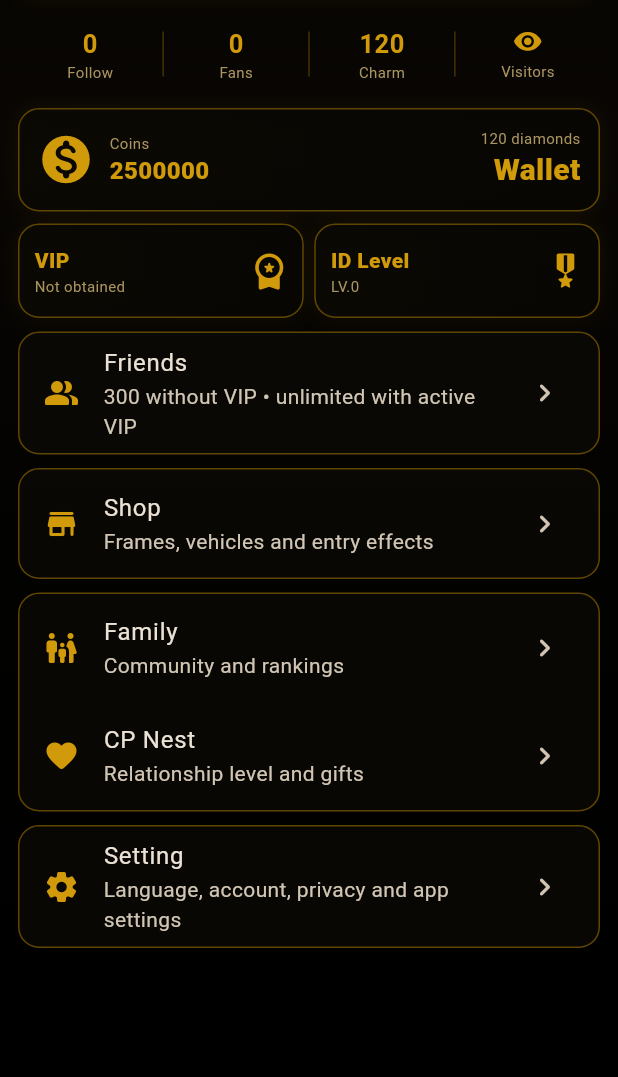
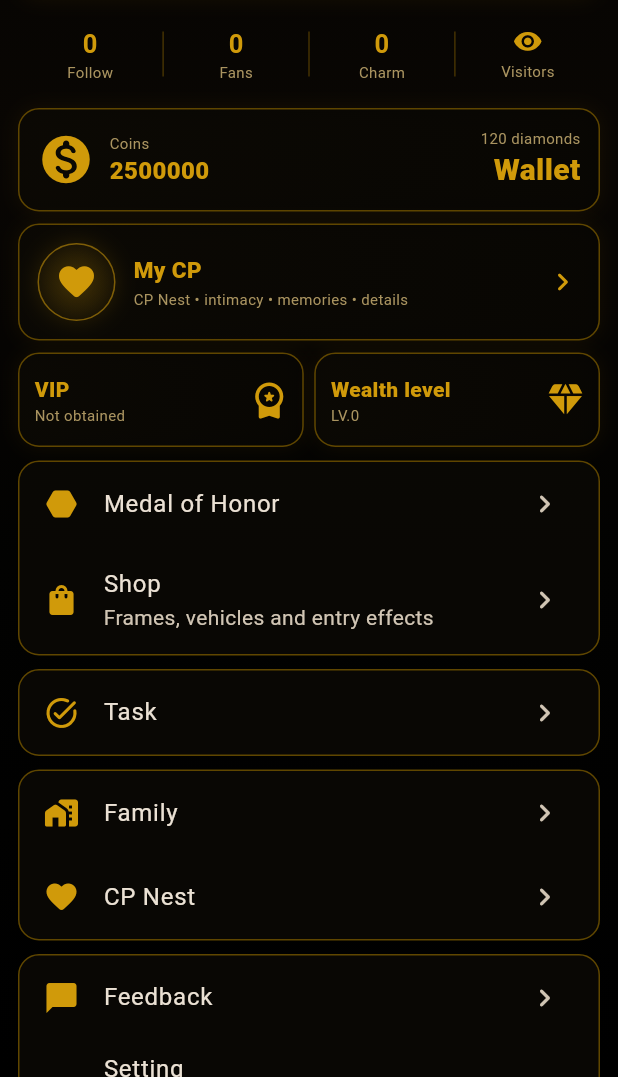
Before and after one commit to vinay1997mishra/darkvibex, a Flutter app: the ProfileScreen widget shown alone on an empty page, opened directly with empty values, on a phone screen of 412 x 824 dp, the part 159-1236 px from its top. Run offline on Flutter 3.47's test engine with Material 3 defaults, Android fonts, the light colour scheme and no system bars; our stand-ins replace file_picker, google_sign_in, image_picker, just_audio, shared_preferences; missing offline and left inert: livekit_client; accounts and stored records are empty; network calls fail.

Commit message:
Match Tinnistar Mine order with working social functions

```diff
--- a/apps/mobile/lib/screens/profile_screen.dart
+++ b/apps/mobile/lib/screens/profile_screen.dart
@@ -8,15 +8,40 @@ import 'vip_screen.dart';
 import 'app_settings_screen.dart';
 import 'wallet_screen.dart';
 import 'cosmetics_shop_screen.dart';
-import 'id_level_screen.dart';
+import 'mine_social_screens.dart';
 import '../widgets/vip_animated_frame.dart';
 import '../infra/privacy_screen_protection.dart';
 import '../ui/tinni_style.dart';
 
-class ProfileScreen extends StatelessWidget {
+class ProfileScreen extends StatefulWidget {
   const ProfileScreen({super.key, required this.state});
 
   final AppState state;
+
+  @override
+  State<ProfileScreen> createState() => _ProfileScreenState();
+}
+
+class _ProfileScreenState extends State<ProfileScreen> {
+  AppState get state => widget.state;
+  Map<String, dynamic> socialStats = const <String, dynamic>{};
+
+  @override
+  void initState() {
+    super.initState();
+    _loadSocialStats();
+  }
+
+  Future<void> _loadSocialStats() async {
+    final value = await state.backend.socialStats(userId: state.userId);
+    final raw = value?['stats'];
+    if (!mounted) return;
+    setState(() {
+      socialStats = raw is Map
+          ? Map<String, dynamic>.from(raw)
+          : const <String, dynamic>{};
+    });
+  }
 
   Future<void> _showFriends(BuildContext context) async {
     final friends = await state.backend.friends(userId: state.userId);
@@ -306,11 +331,20 @@ class ProfileScreen extends StatelessWidget {
             const SizedBox(height: 13),
             Row(
               children: [
-                _mineCount('0', 'Follow'),
+                _mineCount(
+                  (socialStats['following_count'] ?? 0).toString(),
+                  'Follow',
+                ),
                 const _MineDivider(),
-                _mineCount('0', 'Fans'),
+                _mineCount(
+                  (socialStats['followers_count'] ?? 0).toString(),
+                  'Fans',
+                ),
                 const _MineDivider(),
-                _mineCount(state.diamonds.toString(), 'Charm'),
+                _mineCount(
+                  (socialStats['lifetime_received_coins'] ?? 0).toString(),
+                  'Charm',
+                ),
                 const _MineDivider(),
                 Expanded(
                   child: InkWell(
@@ -401,6 +435,52 @@ class ProfileScreen extends StatelessWidget {
               ),
             ),
             const SizedBox(height: 8),
+            TinniPanel(
+              onTap: () => Navigator.push(
+                context,
+                MaterialPageRoute<void>(
+                  builder: (_) => CpScreen(state: state),
+                ),
+              ),
+              child: const Row(
+                children: [
+                  TinniGlowIcon(
+                    icon: Icons.favorite_rounded,
+                    size: 28,
+                    boxSize: 52,
+                  ),
+                  SizedBox(width: 12),
+                  Expanded(
+                    child: Column(
+                      crossAxisAlignment: CrossAxisAlignment.start,
+                      children: [
+                        Text(
+                          'My CP',
+                          style: TextStyle(
+                            color: TinniPalette.gold,
+                            fontSize: 15,
+                            fontWeight: FontWeight.w900,
+                          ),
+                        ),
+                        SizedBox(height: 2),
+                        Text(
+                          'CP Nest • intimacy • memories • details',
+                          style: TextStyle(
+                            color: TinniPalette.muted,
+                            fontSize: 10,
+                          ),
+                        ),
+                      ],
+                    ),
+                  ),
+                  Icon(
+                    Icons.chevron_right_rounded,
+                    color: TinniPalette.gold,
+                  ),
+                ],
+              ),
+            ),
+            const SizedBox(height: 8),
             Row(
               children: [
                 Expanded(
@@ -421,13 +501,14 @@ class ProfileScreen extends StatelessWidget {
                 const SizedBox(width: 7),
                 Expanded(
                   child: _mineStatusCard(
-                    title: 'ID Level',
-                    subtitle: 'LV.${state.idLevel}',
-                    icon: Icons.military_tech_rounded,
+                    title: 'Wealth level',
+                    subtitle:
+                        'LV.${((socialStats['wealth'] is Map ? (socialStats['wealth'] as Map)['level'] : 0) ?? 0)}',
+                    icon: Icons.diamond_rounded,
                     onTap: () => Navigator.push(
                       context,
                       MaterialPageRoute<void>(
-                        builder: (_) => IdLevelScreen(state: state),
+                        builder: (_) => WealthLevelScreen(state: state),
                       ),
                     ),
                   ),
@@ -438,46 +519,90 @@ class ProfileScreen extends StatelessWidget {
             _mineMenuGroup([
               ListTile(
                 leading: const Icon(
-                  Icons.people_alt_rounded,
+                  Icons.hexagon_rounded,
                   color: TinniPalette.gold,
                 ),
-                title: const Text('Friends'),
-                subtitle: const Text(
-                  '300 without VIP • unlimited with active VIP',
+                title: const Text('Medal of Honor'),
+                trailing: const Icon(Icons.chevron_right_rounded),
+                onTap: () => Navigator.push(
+                  context,
+                  MaterialPageRoute<void>(
+                    builder: (_) => MedalOfHonorScreen(state: state),
+                  ),
                 ),
-                trailing: const Icon(Icons.chevron_right_rounded),
-                onTap: () => _showFriends(context),
               ),
-            ]),
-            const SizedBox(height: 9),
-            _mineMenuGroup([
               _item(
                 context,
                 state,
-                Icons.store_rounded,
+                Icons.shopping_bag_rounded,
                 'Shop',
                 'Frames, vehicles and entry effects',
               ),
             ]),
             const SizedBox(height: 9),
             _mineMenuGroup([
-              _item(
-                context,
-                state,
-                Icons.family_restroom_rounded,
-                'Family',
-                'Community and rankings',
-              ),
-              _item(
-                context,
-                state,
-                Icons.favorite_rounded,
-                'CP Nest',
-                'Relationship level and gifts',
+              ListTile(
+                leading: const Icon(
+                  Icons.task_alt_rounded,
+                  color: TinniPalette.gold,
+                ),
+                title: const Text('Task'),
+                trailing: const Icon(Icons.chevron_right_rounded),
+                onTap: () => Navigator.push(
+                  context,
+                  MaterialPageRoute<void>(
+                    builder: (_) => TaskScreen(state: state),
+                  ),
+                ),
               ),
             ]),
             const SizedBox(height: 9),
             _mineMenuGroup([
+              ListTile(
+                leading: const Icon(
+                  Icons.home_work_rounded,
+                  color: TinniPalette.gold,
+                ),
+                title: const Text('Family'),
+                trailing: const Icon(Icons.chevron_right_rounded),
+                onTap: () => Navigator.push(
+                  context,
+                  MaterialPageRoute<void>(
+                    builder: (_) => FamilyScreen(state: state),
+                  ),
+                ),
+              ),
+              ListTile(
+                leading: const Icon(
+                  Icons.favorite_rounded,
+                  color: TinniPalette.gold,
+                ),
+                title: const Text('CP Nest'),
+                trailing: const Icon(Icons.chevron_right_rounded),
+                onTap: () => Navigator.push(
+                  context,
+                  MaterialPageRoute<void>(
+                    builder: (_) => CpScreen(state: state),
+                  ),
+                ),
+              ),
+            ]),
+            const SizedBox(height: 9),
+            _mineMenuGroup([
+              ListTile(
+                leading: const Icon(
+                  Icons.chat_bubble_rounded,
+                  color: TinniPalette.gold,
+                ),
+                title: const Text('Feedback'),
+                trailing: const Icon(Icons.chevron_right_rounded),
+                onTap: () => Navigator.push(
+                  context,
+                  MaterialPageRoute<void>(
+                    builder: (_) => FeedbackScreen(state: state),
+                  ),
+                ),
+              ),
               _item(
                 context,
                 state,
```
